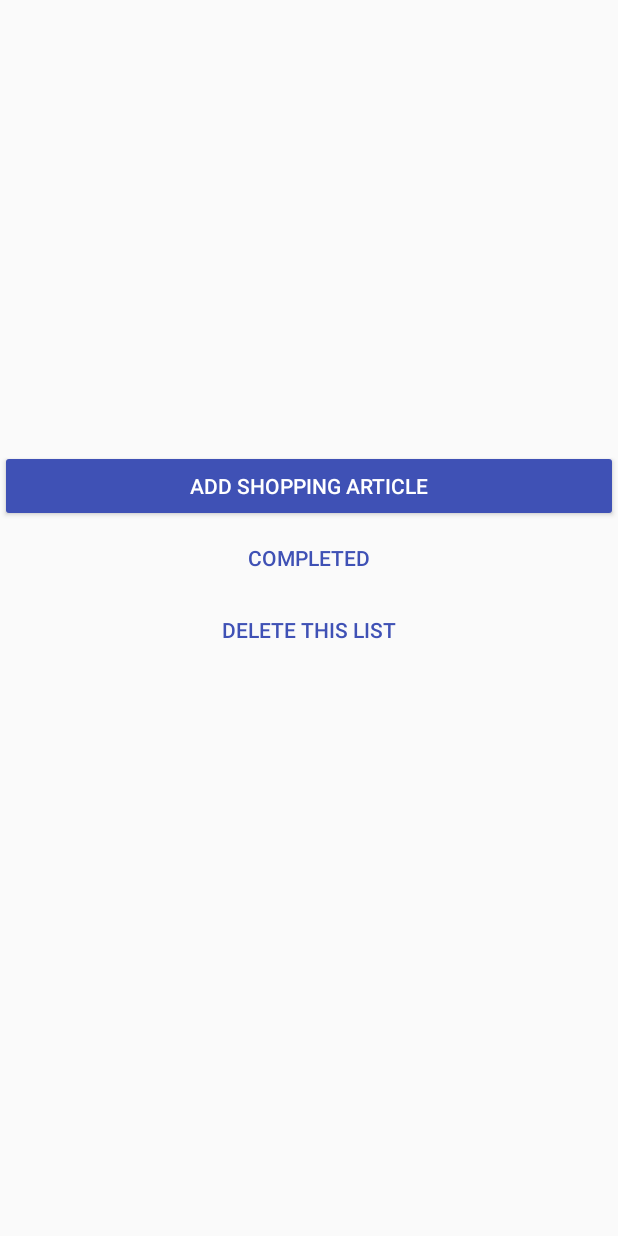
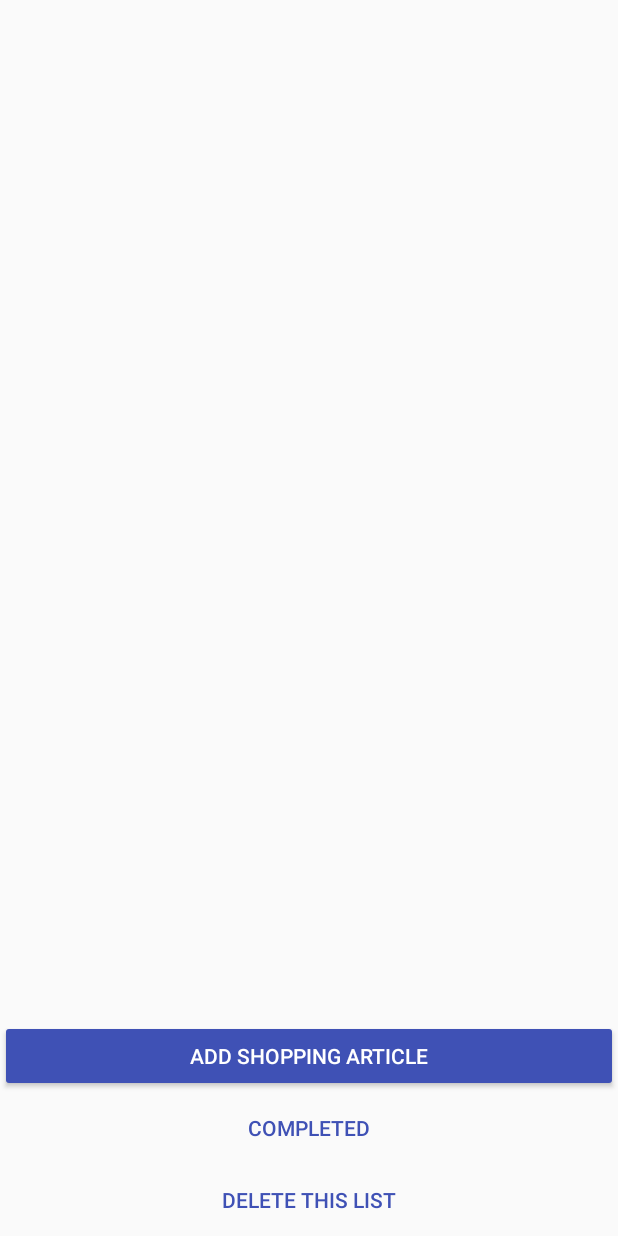
Before and after one commit to mihajloracic/ShoppingApp2, an Android app: the layout activity_article_list.xml on its own in the app's theme, with its tools: preview values and no code run, on a phone screen of 412 x 824 dp. Run offline under Robolectric (Android 15) with nearby library versions, the phone set to English and light mode, and no system bars.

Commit message:
Fix with layout

```diff
--- a/app/src/main/res/layout/activity_article_list.xml
+++ b/app/src/main/res/layout/activity_article_list.xml
@@ -1,6 +1,6 @@
 <?xml version="1.0" encoding="utf-8"?>
 
-<LinearLayout android:layout_width="match_parent"
+<RelativeLayout android:layout_width="match_parent"
     android:layout_height="match_parent"
     android:orientation="vertical"
     xmlns:android="http://schemas.android.com/apk/res/android">
@@ -9,7 +9,11 @@
         android:id="@+id/article_list_view"
         android:layout_width="match_parent"
         android:layout_height="300dp"/>
-
+    <LinearLayout
+        android:layout_alignParentBottom="true"
+        android:orientation="vertical"
+        android:layout_width="match_parent"
+        android:layout_height="wrap_content">
     <Button
         android:id="@+id/article_add_article"
         android:text="Add shopping article"
@@ -28,4 +32,5 @@
         style="@style/Widget.AppCompat.Button.Borderless.Colored"
         android:layout_width="match_parent"
         android:layout_height="wrap_content" />
-</LinearLayout>
+    </LinearLayout>
+</RelativeLayout>
```
